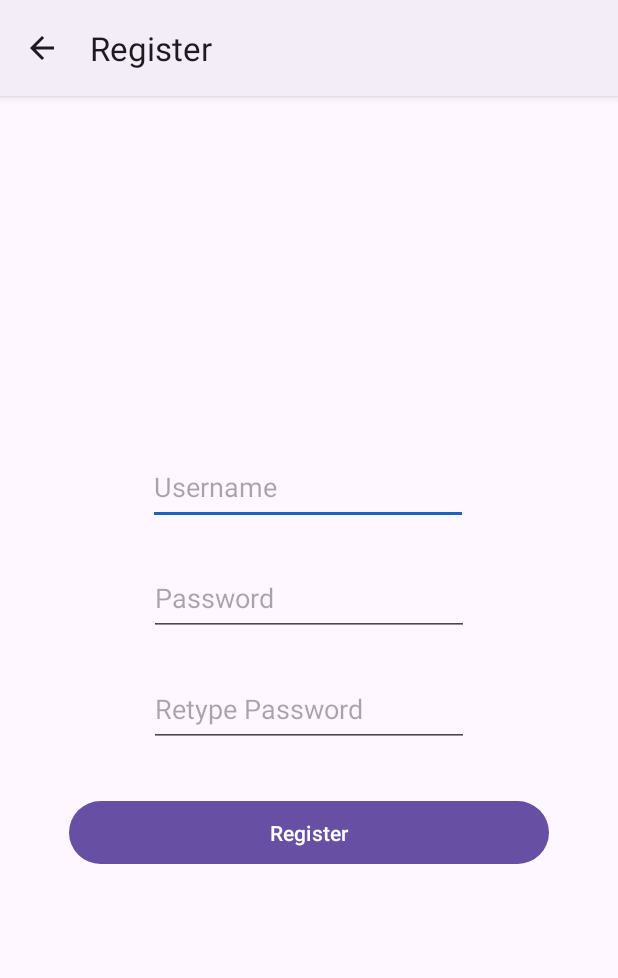
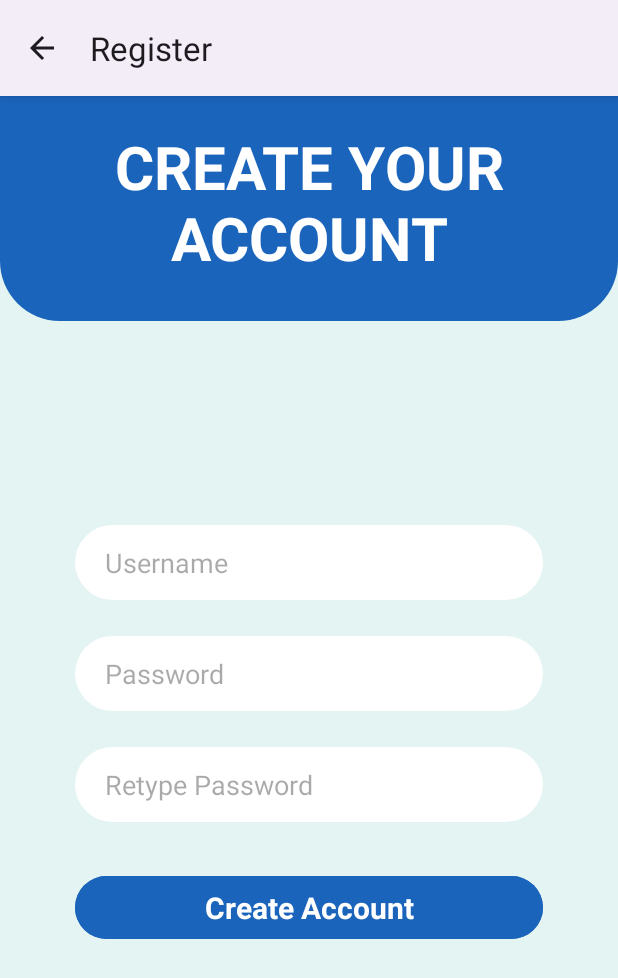
Before and after one commit to wangQuinn/MedicineApp, an Android app: the RegisterActivity screen opened directly, with no data from a screen before it, on a phone screen of 412 x 824 dp. Shown: the top 978 px of the screen. Run offline under Robolectric (Android 15) with nearby library versions, the phone set to English and light mode, and no system bars.

Commit message:
added register_activity ui

```diff
--- /dev/null
+++ b/app/src/main/res/drawable/register_text_bg.xml
@@ -0,0 +1,10 @@
+<?xml version="1.0" encoding="utf-8"?>
+<shape xmlns:android="http://schemas.android.com/apk/res/android"
+    android:shape = "rectangle">
+
+    <solid android:color="@color/white"/>
+
+    <corners
+        android:radius="120dp"/>
+
+</shape>
--- a/app/src/main/res/layout/activity_login.xml
+++ b/app/src/main/res/layout/activity_login.xml
@@ -30,11 +30,12 @@
         android:id="@+id/pill_icon"
         android:layout_width="332dp"
         android:layout_height="333dp"
-        android:layout_marginBottom="420dp"
+        android:layout_marginBottom="440dp"
         android:background="@drawable/pill_transformed"
         app:layout_constraintBottom_toBottomOf="parent"
         app:layout_constraintEnd_toEndOf="parent"
 
+        app:layout_constraintHorizontal_bias="0.493"
         app:layout_constraintStart_toStartOf="parent">
 
     </ImageView>
@@ -43,8 +44,8 @@
         android:id="@+id/title_text"
         android:layout_width="wrap_content"
         android:layout_height="wrap_content"
-        android:layout_marginBottom="452dp"
-        android:text="DRUGS"
+        android:layout_marginBottom="472dp"
+        android:text="PILLPAL"
         android:textColor="@color/darkBlue"
         android:textSize="40dp"
         android:textStyle="bold"
@@ -72,8 +73,8 @@
         android:layout_width="match_parent"
         android:layout_height="wrap_content"
         android:layout_marginBottom="40dp"
-        android:layout_marginLeft="15dp"
-        android:layout_marginRight="15dp"
+        android:layout_marginLeft="30dp"
+        android:layout_marginRight="30dp"
 
 
 
@@ -117,25 +118,19 @@
                 android:drawablePadding="8dp"
                 android:background = "@drawable/login_text_bg"
                 android:padding = "10dp"
-                android:layout_marginTop="25dp"/>
+                android:layout_marginTop="22dp"/>
 
 
             <Button
                 android:id="@+id/login_button"
-                android:layout_width="match_parent"
-                android:layout_height="55dp"
+                style = "@style/ButtonStyle"
+                android:layout_marginTop="22dp"
                 android:text="Login"
 
-                android:padding="5dp"
-
-                android:layout_marginTop="25dp"
-                android:textStyle="bold"
-                android:textSize="20sp"
-
-                android:backgroundTint="@color/darkBlue"
                 />
 
             <Button
+
                 android:id="@+id/register_button"
                 android:layout_width="wrap_content"
 
--- a/app/src/main/res/layout/activity_register.xml
+++ b/app/src/main/res/layout/activity_register.xml
@@ -3,53 +3,95 @@
     xmlns:app="http://schemas.android.com/apk/res-auto"
     xmlns:tools="http://schemas.android.com/tools"
     android:layout_width="match_parent"
-    android:layout_height="match_parent">
+    android:layout_height="match_parent"
+    android:background="@color/lightBlue"
+    >
+
+    <ImageView
+        android:layout_width="match_parent"
+        android:layout_height="150dp"
+        app:layout_constraintEnd_toEndOf="parent"
+        app:layout_constraintStart_toStartOf="parent"
+        app:layout_constraintTop_toTopOf="parent"
+
+        android:background="@drawable/login_rect_bg"
+        android:backgroundTint="@color/darkBlue"
+        />
+
+    <TextView
+        android:layout_width="wrap_content"
+        android:layout_height="wrap_content"
+        app:layout_constraintEnd_toEndOf="parent"
+        app:layout_constraintStart_toStartOf="parent"
+        app:layout_constraintTop_toTopOf="parent"
+
+
+        style = "@style/Title1"
+        android:text="CREATE YOUR ACCOUNT"
+        android:textColor="@color/white"
+        android:layout_marginTop="20dp"
+        android:textAlignment="center"
+        />
+
+
+    <LinearLayout
+        android:padding="50dp"
+        android:layout_width="match_parent"
+        android:layout_height="wrap_content"
+        android:orientation="vertical"
+        android:gravity="center"
+        app:layout_constraintEnd_toEndOf="parent"
+        app:layout_constraintStart_toStartOf="parent"
+        app:layout_constraintTop_toTopOf="parent">
 
         <EditText
             android:id="@+id/userName_text"
-        android:layout_width="wrap_content"
+            android:layout_width="match_parent"
             android:layout_height="50dp"
             android:layout_marginTop="236dp"
-        android:ems="10"
             android:inputType="text"
             android:hint = "Username"
-        app:layout_constraintEnd_toEndOf="parent"
-        app:layout_constraintHorizontal_bias="0.497"
-        app:layout_constraintStart_toStartOf="parent"
-        app:layout_constraintTop_toTopOf="parent" />
+
+            android:paddingLeft="20dp"
+            android:background = "@drawable/register_text_bg"
+             />
 
         <EditText
             android:id="@+id/passWord_text"
-        android:layout_width="wrap_content"
+            android:layout_width="match_parent"
+            android:layout_height="50dp"
+            android:layout_marginTop="24dp"
+            android:paddingLeft = "20dp"
+            android:inputType="text"
+            android:hint = "Password"
+            android:background = "@drawable/register_text_bg"
+             />
+
+        <EditText
+            android:id="@+id/retypeP_text"
+            android:layout_width="match_parent"
             android:layout_height="50dp"
             android:layout_marginTop="24dp"
             android:ems="10"
             android:inputType="text"
-        android:hint = "Password"
-        app:layout_constraintEnd_toEndOf="parent"
-        app:layout_constraintStart_toStartOf="parent"
-        app:layout_constraintTop_toBottomOf="@+id/userName_text" />
-
-    <EditText
-        android:id="@+id/retypeP_text"
-        android:layout_width="wrap_content"
-        android:layout_height="50dp"
-        android:layout_marginTop="24dp"
-        android:ems="10"
-        android:inputType="text"
+            android:paddingLeft = "20dp"
+            android:background = "@drawable/register_text_bg"
             android:hint="Retype Password"
-        app:layout_constraintEnd_toEndOf="parent"
-        app:layout_constraintStart_toStartOf="parent"
-        app:layout_constraintTop_toBottomOf="@+id/passWord_text" />
+            />
 
         <Button
             android:id="@+id/register_finish_button"
-        android:layout_width="320dp"
+            style = "@style/ButtonStyle"
+            android:layout_width="match_parent"
             android:layout_height="50dp"
             android:layout_marginTop="32dp"
-        android:text="Register"
+            android:text="Create Account"
             app:layout_constraintEnd_toEndOf="parent"
             app:layout_constraintStart_toStartOf="parent"
             app:layout_constraintTop_toBottomOf="@+id/retypeP_text" />
 
+
+    </LinearLayout>
+
+
 </androidx.constraintlayout.widget.ConstraintLayout>
--- a/app/src/main/res/values/themes.xml
+++ b/app/src/main/res/values/themes.xml
@@ -5,5 +5,25 @@
         <item name="colorAccent">@color/darkBlue</item>
     </style>
 
+    <style name="ButtonStyle" parent="Theme.Material3.DayNight">
+        <item name="android:textColor">@color/white</item>
+        <item name ="android:layout_width" > match_parent </item>
+        <item name ="android:layout_height" > 55dp </item>
+        <item name ="android:padding" > 5dp </item>
+        <item name ="android:textStyle" > bold </item>
+        <item name ="android:textSize" > 20sp </item>
+        <item name ="android:backgroundTint" > @color/darkBlue </item>
+
+    </style>
+
+    <style name="Title1" parent = "Theme.Material3.DayNight">
+        <item name = "android:textSize"> 40sp </item>
+        <item name = "android:textColor"> @color/darkBlue </item>
+        <item name = "android:textStyle"> bold </item>
+        <item name = "android:textAllCaps"> true </item>
+
+
+    </style>
+
     <style name="Theme.BookLibraryApp" parent="Base.Theme.BookLibraryApp" />
 </resources>
```
Lines whose indentation alone changed are shown as unchanged.
